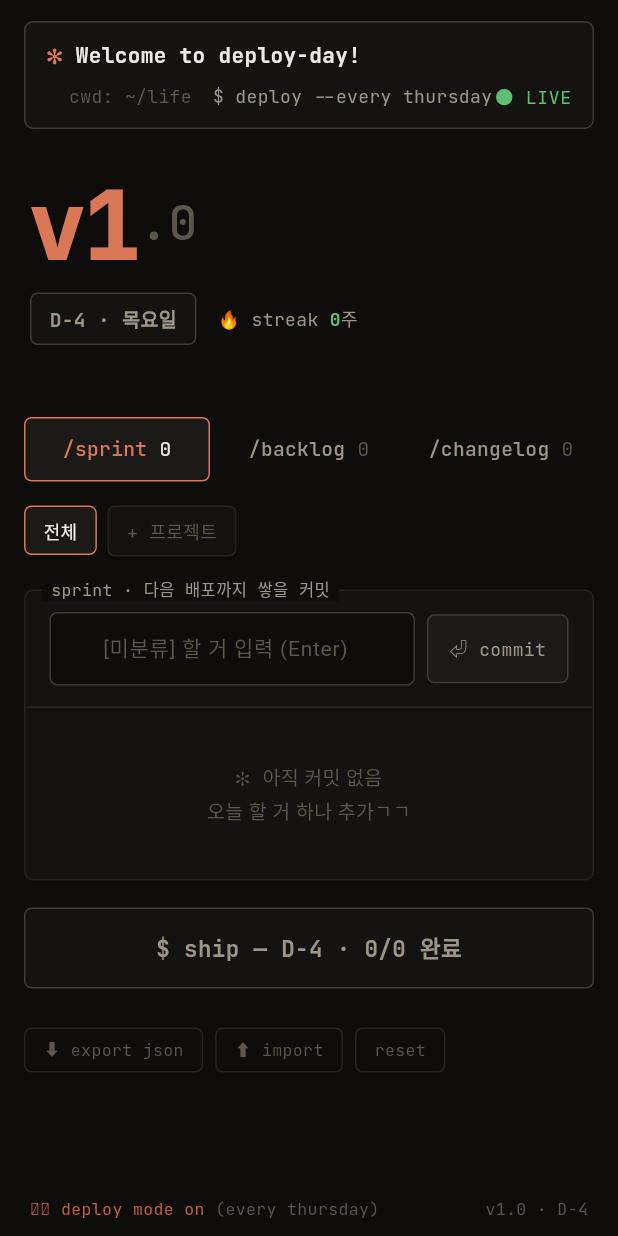
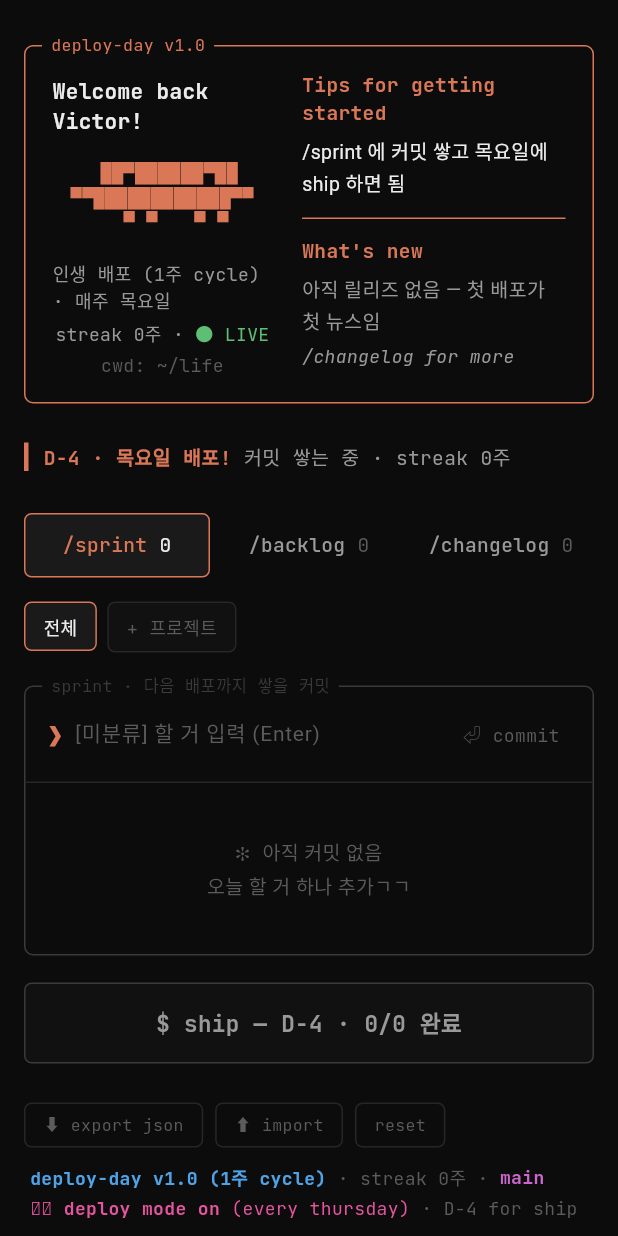
Before and after one commit to jungwonil11-jpg/deploy-day, a Flutter app: the screen it shows after launch, on a phone screen of 412 x 824 dp. Run offline on Flutter 3.47's test engine with Material 3 defaults, Android fonts, the phone set to English and light mode, and no system bars; our stand-ins replace confetti, flutter_riverpod, google_fonts, shared_preferences; missing offline and left inert: dart:ffi, desktop_multi_window, launch_at_startup, tray_manager, win32, window_manager; Roboto replaces fonts that are missing (Nanum Gothic Coding).

Commit message:
디자인 전면 개편: Claude Code CLI 정확 매칭 + 시작 크래시 픽스
- 배경 순흑(#0C0C0C) 전환, 박스 채움 제거 (테두리만, 터미널 스타일)
- 시작 배너: 오렌지 박스 + 픽셀 로고 + Tips/What's new 2단 구성
- ▌ 어나운스 라인 (D-day·경고), ❯ 프롬프트 입력줄
- 하단 status line 2줄 (블루 모델라인 + 핑크 deploy mode)
- 서브창 win32 스타일링·메모 복원 스폰을 첫 프레임 이후로 지연
  (빌드 중 동기 메트릭 변경으로 엔진 죽던 문제)

```diff
--- a/deploy_day/lib/memo/memo_store.dart
+++ b/deploy_day/lib/memo/memo_store.dart
@@ -2,6 +2,7 @@ import 'dart:convert';
 
 import 'package:desktop_multi_window/desktop_multi_window.dart';
 import 'package:flutter/services.dart';
+import 'package:flutter/widgets.dart';
 import 'package:flutter_riverpod/flutter_riverpod.dart';
 
 import '../app_state.dart';
@@ -89,6 +90,10 @@ class MemoNotifier extends Notifier<List<Memo>> {
     final me = await WindowController.fromCurrentEngine();
     _mainWindowId = me.windowId;
     await me.setWindowMethodHandler(_onMessage);
+    // 메인 엔진 첫 프레임 전에 서브창을 스폰하면 flutter_windows.dll에서
+    // access violation(0xc0000005)으로 프로세스가 통째로 죽음 — 프레임 이후로 미룸.
+    await WidgetsBinding.instance.endOfFrame;
+    await Future<void>.delayed(const Duration(milliseconds: 300));
     for (final m in state.where((m) => m.open)) {
       await _spawn(m);
     }
--- a/deploy_day/lib/memo/memo_window.dart
+++ b/deploy_day/lib/memo/memo_window.dart
@@ -52,7 +52,9 @@ class _MemoWindowAppState extends State<MemoWindowApp> {
   @override
   void initState() {
     super.initState();
-    _setupWindow();
+    // SetWindowPos(SWP_FRAMECHANGED)가 빌드 중 메트릭 변경을 동기로 쏘면
+    // 첫 프레임이 깨지며 엔진이 죽으므로, 창 스타일링은 첫 프레임 이후로 미룸.
+    WidgetsBinding.instance.addPostFrameCallback((_) => _setupWindow());
   }
 
   @override
--- a/deploy_day/lib/screens/home_screen.dart
+++ b/deploy_day/lib/screens/home_screen.dart
@@ -60,19 +60,14 @@ class _HomeScreenState extends ConsumerState<HomeScreen> {
           child: Center(
             child: ConstrainedBox(
               constraints: const BoxConstraints(maxWidth: 760),
-              child: Column(children: [
-                Padding(
-                    padding: const EdgeInsets.symmetric(horizontal: 16),
-                    child: _topbar()),
-                Expanded(
               child: SingleChildScrollView(
-                    padding: const EdgeInsets.fromLTRB(16, 0, 16, 80),
+                padding: const EdgeInsets.fromLTRB(16, 0, 16, 96),
                 child: Column(
                   crossAxisAlignment: CrossAxisAlignment.start,
                   children: [
-                        _header(s),
-                        _alertBar(s),
-                        const SizedBox(height: 26),
+                    _topbar(s),
+                    _announce(s),
+                    const SizedBox(height: 28),
                     _tabs(s),
                     const SizedBox(height: 16),
                     switch (tab) {
@@ -85,8 +80,6 @@ class _HomeScreenState extends ConsumerState<HomeScreen> {
                   ],
                 ),
               ),
-                ),
-              ]),
             ),
           ),
         ),
@@ -116,54 +109,128 @@ class _HomeScreenState extends ConsumerState<HomeScreen> {
     );
   }
 
-  /// ✻ 웰컴 박스 — Claude Code 시작 배너 대응.
-  Widget _topbar() => Padding(
-        padding: const EdgeInsets.only(top: 14),
+  /// Claude Code 시작 배너 — 오렌지 박스 좌(웰컴+픽셀 로고)/우(Tips·What's new) 2단.
+  Widget _topbar(AppState s) {
+    final recent = s.releases.reversed.take(3).toList();
+    return Padding(
+      padding: const EdgeInsets.only(top: 22),
       child: CliBox(
-          borderColor: C.border,
+        title: 'deploy-day v${s.major}.${s.minor}',
+        borderColor: C.accent,
         child: Padding(
-            padding: const EdgeInsets.symmetric(horizontal: 14, vertical: 12),
-            child:
-                Column(crossAxisAlignment: CrossAxisAlignment.start, children: [
-              Text.rich(TextSpan(children: [
-                TextSpan(
-                    text: '✻ ',
+          padding: const EdgeInsets.fromLTRB(18, 16, 18, 16),
+          child: Row(crossAxisAlignment: CrossAxisAlignment.start, children: [
+            // 좌측 — 환영 인사 + 픽셀 Clawd
+            Expanded(
+              flex: 5,
+              child: Column(children: [
+                const SizedBox(height: 4),
+                Text('Welcome back Victor!',
+                    style:
+                        mono(size: 14, color: C.txt, weight: FontWeight.w700)),
+                const SizedBox(height: 16),
+                Text(' ▐▛███▜▌\n▝▜█████▛▘\n  ▘▘ ▝▝',
+                    textAlign: TextAlign.center,
+                    style: mono(size: 15, color: C.accent, height: 1.05)),
+                const SizedBox(height: 16),
+                Text('인생 배포 (1주 cycle) · 매주 목요일',
+                    style: mono(size: 12, color: C.dim)),
+                const SizedBox(height: 4),
+                Text.rich(TextSpan(style: mono(size: 12), children: [
+                  TextSpan(text: 'streak ${s.streak}주'),
+                  const TextSpan(text: ' · '),
+                  TextSpan(text: '● LIVE', style: mono(size: 12, color: C.ship)),
+                ])),
+                const SizedBox(height: 4),
+                Text('cwd: ~/life', style: mono(size: 12, color: C.dimmer)),
+              ]),
+            ),
+            const SizedBox(width: 20),
+            // 우측 — Tips / What's new (최근 릴리즈가 곧 뉴스)
+            Expanded(
+              flex: 6,
+              child: Column(
+                  crossAxisAlignment: CrossAxisAlignment.start,
+                  children: [
+                    Text('Tips for getting started',
                         style: mono(
-                        size: 14, color: C.accent, weight: FontWeight.w700)),
-                TextSpan(
-                    text: 'Welcome to deploy-day!',
+                            size: 13,
+                            color: C.accent,
+                            weight: FontWeight.w700)),
+                    const SizedBox(height: 6),
+                    Text('/sprint 에 커밋 쌓고 목요일에 ship 하면 됨',
+                        style: kr(size: 13, height: 1.5)),
+                    const SizedBox(height: 12),
+                    Container(height: 1, color: C.accent),
+                    const SizedBox(height: 12),
+                    Text("What's new",
                         style: mono(
-                        size: 14, color: C.txt, weight: FontWeight.w700)),
-              ])),
-              const SizedBox(height: 8),
-              Row(children: [
-                Text('  cwd: ~/life', style: mono(color: C.dimmer)),
-                const SizedBox(width: 14),
-                Text('\$ deploy --every thursday', style: mono()),
-                const Spacer(),
-                Text('● LIVE', style: mono(color: C.ship, spacing: .5)),
-                if (isDesktopShell) ...[
-                  const SizedBox(width: 12),
-                  // 항상 위 고정 토글
-                  ValueListenableBuilder<bool>(
-                    valueListenable: pinned,
-                    builder: (_, on, _) => GestureDetector(
-                      onTap: togglePin,
-                      child: MouseRegion(
-                        cursor: SystemMouseCursors.click,
-                        child: Text('[pin${on ? ' ●' : ''}]',
-                            style: mono(color: on ? C.accent : C.dimmer)),
+                            size: 13,
+                            color: C.accent,
+                            weight: FontWeight.w700)),
+                    const SizedBox(height: 6),
+                    if (recent.isEmpty)
+                      Text('아직 릴리즈 없음 — 첫 배포가 첫 뉴스임',
+                          style: kr(size: 13, color: C.dim, height: 1.5))
+                    else
+                      for (final r in recent)
+                        Padding(
+                          padding: const EdgeInsets.only(bottom: 2),
+                          child: Text(
+                              '${r.ver}${r.title.isNotEmpty ? ' ${r.title}' : ''} · ${r.date}',
+                              maxLines: 1,
+                              overflow: TextOverflow.ellipsis,
+                              style: kr(size: 13, height: 1.5)),
                         ),
+                    const SizedBox(height: 4),
+                    Text('/changelog for more',
+                        style: mono(size: 12, color: C.dim, italic: true)),
+                  ]),
             ),
-                  ),
-                ],
-              ]),
           ]),
         ),
       ),
     );
+  }
 
-  /// 하단 고정 status line — "⏵⏵ accept edits on" 패러디.
+  /// ▌ 어나운스 라인 — "Opus 4.8 is here!" 자리. D-day·경고가 여기 뜸.
+  Widget _announce(AppState s) {
+    final today = isThursday();
+    final dd = daysToThu();
+    final doneN = s.todos.where((t) => t.done).length;
+    Color color = C.accent;
+    String head;
+    String rest;
+    if (today && s.streak > 0 && doneN == 0) {
+      color = C.rollback;
+      head = '오늘 배포 안 하면 streak ${s.streak}주 → 0.';
+      rest = ' 하나라도 ship ㄱㄱ';
+    } else if (dd == 1 && doneN == 0 && s.todos.isNotEmpty) {
+      color = C.warn;
+      head = '내일이 배포일!';
+      rest = ' 완료 0건 — 오늘 하나는 끝내자';
+    } else if (today) {
+      head = '오늘이 배포일!';
+      rest = ' ⏵⏵ ship 으로 ${verStr(s.major, s.minor + 1)} 릴리즈 ㄱㄱ';
+    } else {
+      head = 'D-$dd · 목요일 배포!';
+      rest = ' 커밋 쌓는 중 · streak ${s.streak}주';
+    }
+    return Container(
+      margin: const EdgeInsets.only(top: 26),
+      padding: const EdgeInsets.only(left: 10),
+      decoration: BoxDecoration(
+          border: Border(left: BorderSide(color: color, width: 3))),
+      child: Text.rich(TextSpan(children: [
+        TextSpan(
+            text: head,
+            style: mono(size: 13, color: color, weight: FontWeight.w700)),
+        TextSpan(text: rest, style: mono(size: 13, color: C.dim)),
+      ])),
+    );
+  }
+
+  /// 하단 고정 status line — 모델명 블루 + ⏵⏵ 핑크 2줄, Claude Code 그대로.
   Widget _statusLine(AppState s) => Positioned(
         left: 0,
         right: 0,
@@ -173,103 +240,55 @@ class _HomeScreenState extends ConsumerState<HomeScreen> {
           padding: const EdgeInsets.fromLTRB(20, 8, 20, 10),
           child: SafeArea(
             top: false,
-            child: Row(children: [
+            child: Column(
+                crossAxisAlignment: CrossAxisAlignment.start,
+                mainAxisSize: MainAxisSize.min,
+                children: [
+                  Row(children: [
+                    Text('deploy-day v${s.major}.${s.minor} (1주 cycle)',
+                        style: mono(
+                            size: 12, color: C.blue, weight: FontWeight.w700)),
+                    Text(' · streak ${s.streak}주 · ',
+                        style: mono(size: 12, color: C.dimmer)),
+                    Text('main',
+                        style: mono(
+                            size: 12,
+                            color: C.magenta,
+                            weight: FontWeight.w700)),
+                    const Spacer(),
+                    if (isDesktopShell)
+                      // 항상 위 고정 토글
+                      ValueListenableBuilder<bool>(
+                        valueListenable: pinned,
+                        builder: (_, on, _) => GestureDetector(
+                          onTap: togglePin,
+                          child: MouseRegion(
+                            cursor: SystemMouseCursors.click,
+                            child: Text('[pin${on ? ' ●' : ''}]',
+                                style: mono(
+                                    size: 12,
+                                    color: on ? C.accent : C.dimmer)),
+                          ),
+                        ),
+                      ),
+                  ]),
+                  const SizedBox(height: 3),
+                  Row(children: [
                     Text('⏵⏵ deploy mode on',
-                  style: mono(size: 11, color: C.accent2)),
+                        style: mono(
+                            size: 12, color: C.pink, weight: FontWeight.w700)),
                     Text(' (every thursday)',
-                  style: mono(size: 11, color: C.dimmer)),
-              const Spacer(),
+                        style: mono(size: 12, color: C.pink)),
                     Text(
                         isThursday()
-                      ? 'v${s.major}.${s.minor} · 🚀 today'
-                      : 'v${s.major}.${s.minor} · D-${daysToThu()}',
-                  style: mono(size: 11, color: C.dimmer)),
+                            ? ' · 🚀 today'
+                            : ' · D-${daysToThu()} for ship',
+                        style: mono(size: 12, color: C.dimmer)),
+                  ]),
                 ]),
           ),
         ),
       );
-
-  Widget _header(AppState s) {
-    final today = isThursday();
-    final dd = daysToThu();
-    return Padding(
-      padding: const EdgeInsets.fromLTRB(4, 34, 4, 22),
-      child: Column(crossAxisAlignment: CrossAxisAlignment.start, children: [
-        // v1.0 큰 버전 — 플랫 Claude 오렌지
-        Row(crossAxisAlignment: CrossAxisAlignment.start, children: [
-          Text('v${s.major}',
-              style: mono(
-                  size: 64,
-                  color: C.accent,
-                  weight: FontWeight.w800,
-                  spacing: -2,
-                  height: 0.95)),
-          Padding(
-            padding: const EdgeInsets.only(top: 6),
-            child: Text('.${s.minor}',
-                style: mono(
-                    size: 32, color: C.dimmer, weight: FontWeight.w500)),
-          ),
-        ]),
-        const SizedBox(height: 14),
-        Row(children: [
-          // D-day 뱃지
-          Container(
-            padding: const EdgeInsets.symmetric(horizontal: 12, vertical: 7),
-            decoration: today
-                ? BoxDecoration(
-                    color: C.accent,
-                    borderRadius: BorderRadius.circular(5),
-                  )
-                : BoxDecoration(
-                    color: C.panel,
-                    border: Border.all(color: C.border),
-                    borderRadius: BorderRadius.circular(5),
-                  ),
-            child: Text(today ? '⏵⏵ 오늘이 배포일' : 'D-$dd · 목요일',
-                style: mono(
-                    size: 13,
-                    weight: FontWeight.w700,
-                    color: today ? C.bg : C.dim)),
-          ),
-          const SizedBox(width: 14),
-          Text.rich(TextSpan(style: mono(), children: [
-            const TextSpan(text: '🔥 streak '),
-            TextSpan(
-                text: '${s.streak}',
-                style: mono(color: C.ship, weight: FontWeight.w700)),
-            const TextSpan(text: '주'),
-          ])),
-        ]),
-      ]),
-    );
-  }
-
-  Widget _alertBar(AppState s) {
-    final today = isThursday();
-    final dd = daysToThu();
-    final doneN = s.todos.where((t) => t.done).length;
-    String? msg;
-    Color? color;
-    if (today && s.streak > 0 && doneN == 0) {
-      msg = '⚠️ 오늘 배포 안 하면 streak ${s.streak}주 → 0. 하나라도 ship ㄱㄱ';
-      color = C.rollback;
-    } else if (dd == 1 && doneN == 0 && s.todos.isNotEmpty) {
-      msg = '⏳ 내일 배포일인데 완료 0건. 오늘 하나는 끝내자';
-      color = C.warn;
-    }
-    if (msg == null) return const SizedBox.shrink();
-    return Container(
-      margin: const EdgeInsets.only(top: 16),
-      padding: const EdgeInsets.symmetric(horizontal: 14, vertical: 12),
-      decoration: BoxDecoration(
-        color: color!.withValues(alpha: .09),
-        border: Border.all(color: color.withValues(alpha: .4)),
-        borderRadius: BorderRadius.circular(5),
-      ),
-      child: Text(msg, style: mono(size: 13, color: color, height: 1.4)),
-    );
-  }
 
   /// 탭 — 슬래시 커맨드 스타일 (/sprint /backlog /changelog /memo).
   Widget _tabs(AppState s) {
--- a/deploy_day/lib/theme.dart
+++ b/deploy_day/lib/theme.dart
@@ -3,18 +3,22 @@ import 'package:google_fonts/google_fonts.dart';
 
 import 'models.dart';
 
-/// Claude Code CLI 팔레트 — 웜 다크 + Claude 오렌지.
+/// Claude Code CLI 팔레트 — 터미널 블랙 + Claude 오렌지.
+/// 실제 Claude Code 스크린샷에서 뽑은 색. 박스는 채움 없이 선만 (터미널 감성).
 abstract final class C {
-  static const bg = Color(0xFF0E0D0C);
-  static const panel = Color(0xFF141312);
-  static const panel2 = Color(0xFF1C1A18);
-  static const border = Color(0xFF3E3A34);
-  static const line = Color(0xFF262320);
-  static const txt = Color(0xFFECEAE5);
-  static const dim = Color(0xFF9D9588);
-  static const dimmer = Color(0xFF5C564C);
+  static const bg = Color(0xFF0C0C0C); // Windows Terminal 블랙
+  static const panel = Color(0xFF111111); // 다이얼로그·토스트 등 떠있는 면만
+  static const panel2 = Color(0xFF1A1A1A);
+  static const border = Color(0xFF3A3A3A);
+  static const line = Color(0xFF262626);
+  static const txt = Color(0xFFECECEC);
+  static const dim = Color(0xFF999999);
+  static const dimmer = Color(0xFF5C5C5C);
   static const accent = Color(0xFFD97757); // Claude orange
   static const accent2 = Color(0xFFC15F3C); // crail (진한 오렌지)
+  static const blue = Color(0xFF4FA3E8); // status line 모델명 블루
+  static const pink = Color(0xFFE5549F); // ⏵⏵ bypass permissions 핑크
+  static const magenta = Color(0xFFCC66CC); // 브랜치명 마젠타
   static const ship = Color(0xFF5DBE74); // 터미널 그린
   static const warn = Color(0xFFD9A33C); // 터미널 옐로
   static const rollback = Color(0xFFE25D56); // 터미널 레드
@@ -36,13 +40,15 @@ TextStyle mono({
   FontWeight weight = FontWeight.w400,
   double? spacing,
   double? height,
+  bool italic = false,
 }) =>
     GoogleFonts.jetBrainsMono(
         fontSize: size,
         color: color,
         fontWeight: weight,
         letterSpacing: spacing,
-        height: height);
+        height: height,
+        fontStyle: italic ? FontStyle.italic : FontStyle.normal);
 
 /// Nanum Gothic Coding — 한글도 고정폭으로 (풀 터미널 감성).
 TextStyle kr({
@@ -125,15 +131,16 @@ class PDot extends StatelessWidget {
 }
 
 /// CLI 박스 — ╭─ 제목 ─╮ 처럼 테두리 위에 제목이 박힌 박스.
+/// 터미널처럼 채움 없이 선만. 제목 색은 기본적으로 테두리 색 따라감.
 class CliBox extends StatelessWidget {
   final String? title;
   final Color borderColor;
-  final Color titleColor;
+  final Color? titleColor;
   final Widget child;
   const CliBox({
     this.title,
-    this.borderColor = C.line,
-    this.titleColor = C.dim,
+    this.borderColor = C.border,
+    this.titleColor,
     required this.child,
     super.key,
   });
@@ -147,7 +154,6 @@ class CliBox extends StatelessWidget {
             margin: title != null ? const EdgeInsets.only(top: 8) : null,
             clipBehavior: Clip.antiAlias,
             decoration: BoxDecoration(
-              color: C.panel,
               border: Border.all(color: borderColor),
               borderRadius: BorderRadius.circular(6),
             ),
@@ -160,16 +166,16 @@ class CliBox extends StatelessWidget {
               child: Container(
                 color: C.bg, // 테두리를 끊고 제목이 올라앉음
                 padding: const EdgeInsets.symmetric(horizontal: 6),
-                child: Text(title!, style: mono(size: 11, color: titleColor)),
+                child: Text(title!,
+                    style: mono(size: 11, color: titleColor ?? borderColor)),
               ),
             ),
         ],
       );
 }
 
-/// 패널 박스 — CLI 박스 직사각 (제목 없는 곳용).
+/// 패널 박스 — CLI 박스 직사각 (제목 없는 곳용). 채움 없이 선만.
 BoxDecoration panelDeco({double radius = 6}) => BoxDecoration(
-      color: C.panel,
       border: Border.all(color: C.line),
       borderRadius: BorderRadius.circular(radius),
     );
@@ -205,7 +211,7 @@ InputDecoration inputDeco(String hint) => InputDecoration(
           borderSide: const BorderSide(color: C.accent)),
     );
 
-/// `> ` 프롬프트 입력 행 — Claude Code 입력창 대응.
+/// `❯ ` 프롬프트 입력 행 — Claude Code 입력창 그대로 (박스 없이 ❯ + 이탤릭 힌트).
 Widget addRow({
   required TextEditingController controller,
   required FocusNode focusNode,
@@ -214,21 +220,25 @@ Widget addRow({
   required VoidCallback onAdd,
 }) =>
     Container(
-      padding: const EdgeInsets.symmetric(horizontal: 16, vertical: 14),
+      padding: const EdgeInsets.symmetric(horizontal: 16, vertical: 10),
       decoration: const BoxDecoration(
           border: Border(bottom: BorderSide(color: C.line))),
       child: Row(children: [
+        Text('❯ ',
+            style: mono(size: 15, color: C.accent, weight: FontWeight.w700)),
         Expanded(
           child: TextField(
             controller: controller,
             focusNode: focusNode,
             maxLength: 120,
             style: kr(size: 15),
-            decoration: inputDeco(hint).copyWith(
+            decoration: InputDecoration(
+              hintText: hint,
+              hintStyle: kr(size: 14, color: C.dimmer),
+              border: InputBorder.none,
+              isDense: true,
               counterText: '',
-              prefixText: '> ',
-              prefixStyle: mono(
-                  size: 15, color: C.accent, weight: FontWeight.w700),
+              contentPadding: const EdgeInsets.symmetric(vertical: 10),
             ),
             onSubmitted: (_) {
               onAdd();
@@ -241,16 +251,10 @@ Widget addRow({
           onTap: onAdd,
           child: MouseRegion(
             cursor: SystemMouseCursors.click,
-            child: Container(
-              height: 46,
-              padding: const EdgeInsets.symmetric(horizontal: 14),
-              alignment: Alignment.center,
-              decoration: BoxDecoration(
-                  color: C.panel2,
-                  border: Border.all(color: C.border),
-                  borderRadius: BorderRadius.circular(5)),
-              child: Text('⏎ $button',
-                  style: mono(size: 12, color: C.dim)),
+            child: Padding(
+              padding:
+                  const EdgeInsets.symmetric(horizontal: 6, vertical: 4),
+              child: Text('⏎ $button', style: mono(size: 12, color: C.dimmer)),
             ),
           ),
         ),
```
Lines whose indentation alone changed are shown as unchanged.
